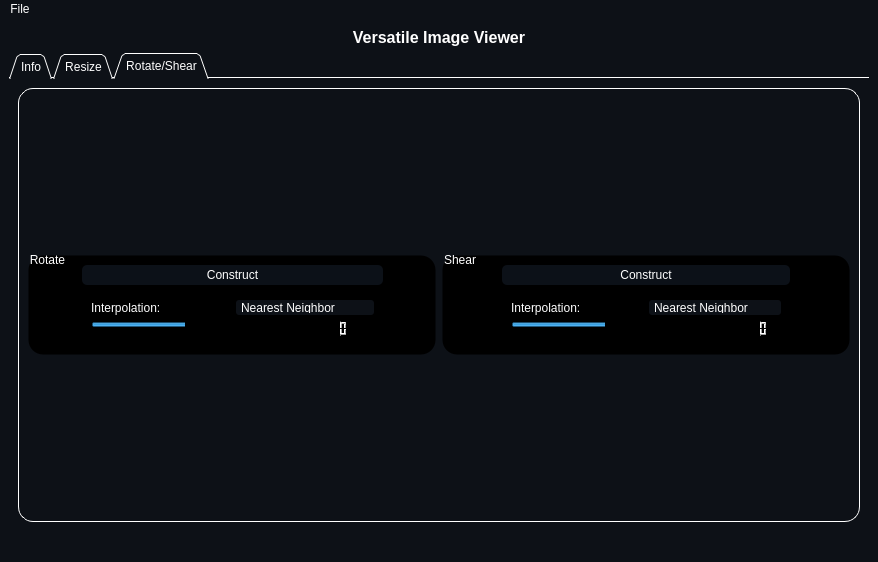
Old version of the form resources/MainWindow.ui in the repository Zeyad-Alo/DICOM-Viewer.
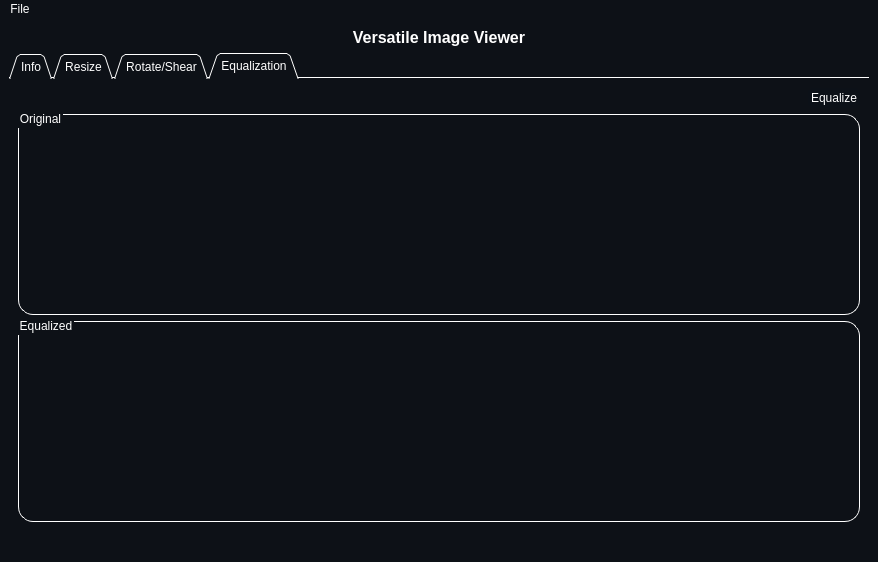
New version of the form. Icons and pictures are not drawn.

```diff
--- a/resources/MainWindow.ui
+++ b/resources/MainWindow.ui
@@ -38,7 +38,7 @@
        <enum>QTabWidget::Triangular</enum>
       </property>
       <property name="currentIndex">
-       <number>2</number>
+       <number>3</number>
       </property>
       <property name="documentMode">
        <bool>true</bool>
@@ -838,6 +838,128 @@
         </item>
        </layout>
       </widget>
+      <widget class="QWidget" name="tab_4">
+       <attribute name="title">
+        <string>Equalization</string>
+       </attribute>
+       <layout class="QVBoxLayout" name="verticalLayout_4">
+        <item>
+         <layout class="QHBoxLayout" name="horizontalLayout_14">
+          <item>
+           <spacer name="horizontalSpacer_3">
+            <property name="orientation">
+             <enum>Qt::Horizontal</enum>
+            </property>
+            <property name="sizeHint" stdset="0">
+             <size>
+              <width>40</width>
+              <height>20</height>
+             </size>
+            </property>
+           </spacer>
+          </item>
+          <item>
+           <widget class="QPushButton" name="equalize_button">
+            <property name="styleSheet">
+             <string notr="true">QPushButton {
+    border-radius: 5px;
+    border-style: outset;
+    background: rgb(12, 17, 24);
+	padding: 3;
+    }
+
+QPushButton:hover {
+    background: rgb(63, 95, 127)
+    }
+
+QPushButton:pressed {
+    border-style: inset;
+    background:rgb(20, 20, 20)
+    }</string>
+            </property>
+            <property name="text">
+             <string>Equalize</string>
+            </property>
+           </widget>
+          </item>
+         </layout>
+        </item>
+        <item>
+         <widget class="QGroupBox" name="main_groupBox_4">
+          <property name="styleSheet">
+           <string notr="true">QGroupBox {
+background-color: rgb(13, 17, 23);
+border: 1.2px solid #ffffff;
+border-style: outset;
+border-radius: 15px;
+}
+QGroupBox::title  {
+    subcontrol-origin: margin;
+    subcontrol-position: top left;
+    padding: -5px 0px 0px 0px;
+    color: rgb(255, 255, 255);
+}</string>
+          </property>
+          <property name="title">
+           <string>Original</string>
+          </property>
+          <layout class="QHBoxLayout" name="horizontalLayout_9">
+           <item>
+            <layout class="QVBoxLayout" name="original_image_box_e">
+             <property name="spacing">
+              <number>10</number>
+             </property>
+            </layout>
+           </item>
+           <item>
+            <layout class="QVBoxLayout" name="original_histo_box">
+             <property name="spacing">
+              <number>10</number>
+             </property>
+            </layout>
+           </item>
+          </layout>
+         </widget>
+        </item>
+        <item>
+         <widget class="QGroupBox" name="main_groupBox_5">
+          <property name="styleSheet">
+           <string notr="true">QGroupBox {
+background-color: rgb(13, 17, 23);
+border: 1.2px solid #ffffff;
+border-style: outset;
+border-radius: 15px;
+}
+QGroupBox::title  {
+    subcontrol-origin: margin;
+    subcontrol-position: top left;
+    padding: -5px 0px 0px 0px;
+    color: rgb(255, 255, 255);
+}</string>
+          </property>
+          <property name="title">
+           <string>Equalized</string>
+          </property>
+          <layout class="QHBoxLayout" name="horizontalLayout_10">
+           <item>
+            <layout class="QVBoxLayout" name="equalized_image_box">
+             <property name="spacing">
+              <number>10</number>
+             </property>
+            </layout>
+           </item>
+           <item>
+            <layout class="QVBoxLayout" name="equalized_histo_box">
+             <property name="spacing">
+              <number>10</number>
+             </property>
+            </layout>
+           </item>
+          </layout>
+         </widget>
+        </item>
+       </layout>
+      </widget>
      </widget>
     </item>
    </layout>
```
